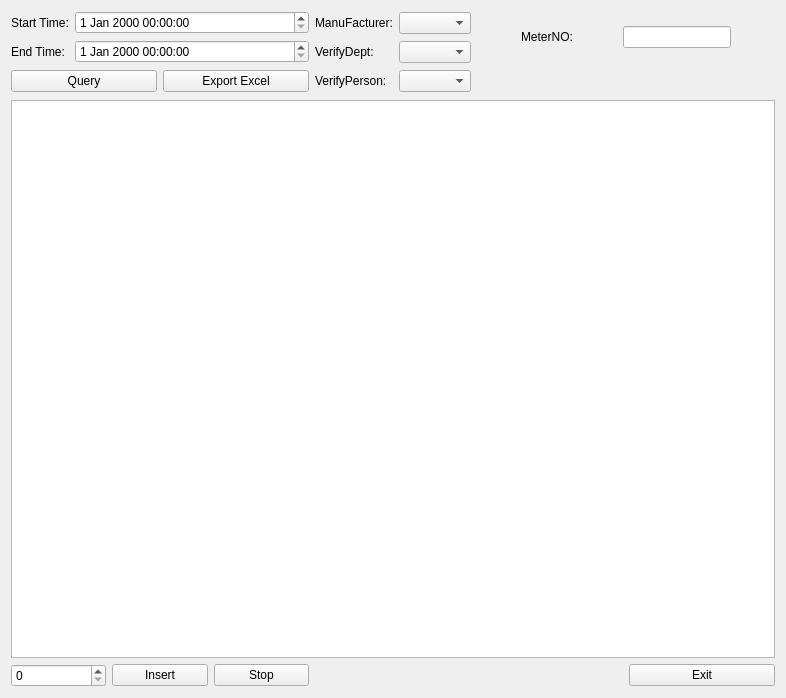
Old version of the form source/resultquery/ui/cmb_result.ui in the repository flimmy78/qtverify.
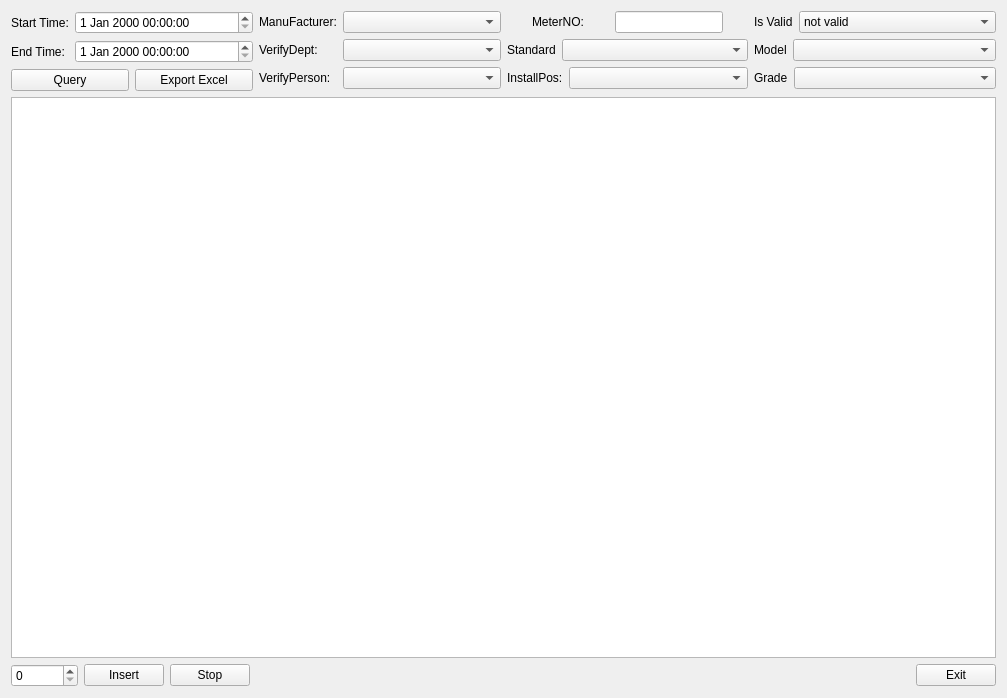
New version of the form.

Commit message: 组合检定增加查询条件

Diff of the .ui file:
```diff
--- a/source/resultquery/ui/cmb_result.ui
+++ b/source/resultquery/ui/cmb_result.ui
@@ -6,15 +6,19 @@
    <rect>
     <x>0</x>
     <y>0</y>
-    <width>786</width>
+    <width>1007</width>
     <height>698</height>
    </rect>
   </property>
   <property name="windowTitle">
    <string>Combine Verify Result</string>
   </property>
-  <layout class="QGridLayout" name="gridLayout_4">
-   <item row="0" column="0" colspan="2">
+  <layout class="QVBoxLayout" name="verticalLayout_4">
+   <item>
+    <layout class="QHBoxLayout" name="horizontalLayout_9">
+     <item>
+      <layout class="QVBoxLayout" name="verticalLayout_2">
+       <item>
     <layout class="QGridLayout" name="gridLayout">
      <item row="0" column="0">
       <widget class="QLabel" name="label">
@@ -50,7 +54,33 @@
      </item>
     </layout>
    </item>
-   <item row="0" column="2" rowspan="2">
+       <item>
+        <layout class="QHBoxLayout" name="horizontalLayout_6">
+         <item>
+          <widget class="QPushButton" name="btnQuery">
+           <property name="sizePolicy">
+            <sizepolicy hsizetype="Preferred" vsizetype="Fixed">
+             <horstretch>0</horstretch>
+             <verstretch>0</verstretch>
+            </sizepolicy>
+           </property>
+           <property name="text">
+            <string>Query</string>
+           </property>
+          </widget>
+         </item>
+         <item>
+          <widget class="QPushButton" name="btnExport">
+           <property name="text">
+            <string>Export Excel</string>
+           </property>
+          </widget>
+         </item>
+        </layout>
+       </item>
+      </layout>
+     </item>
+     <item>
     <layout class="QGridLayout" name="gridLayout_2">
      <item row="0" column="0">
       <widget class="QLabel" name="label_4">
@@ -123,9 +153,11 @@
      </item>
     </layout>
    </item>
-   <item row="0" column="3" colspan="2">
-    <layout class="QGridLayout" name="gridLayout_3">
-     <item row="0" column="0">
+     <item>
+      <layout class="QVBoxLayout" name="verticalLayout">
+       <item>
+        <layout class="QHBoxLayout" name="horizontalLayout_4">
+         <item>
       <widget class="QLabel" name="label_6">
        <property name="sizePolicy">
         <sizepolicy hsizetype="Fixed" vsizetype="Fixed">
@@ -138,7 +170,7 @@
        </property>
       </widget>
      </item>
-     <item row="0" column="1">
+         <item>
       <widget class="QLineEdit" name="lnEditMeterNO">
        <property name="sizePolicy">
         <sizepolicy hsizetype="Fixed" vsizetype="Fixed">
@@ -150,46 +182,161 @@
      </item>
     </layout>
    </item>
-   <item row="1" column="0">
-    <widget class="QPushButton" name="btnQuery">
+       <item>
+        <layout class="QHBoxLayout" name="horizontalLayout_3">
+         <item>
+          <widget class="QLabel" name="label_11">
+           <property name="sizePolicy">
+            <sizepolicy hsizetype="Fixed" vsizetype="Fixed">
+             <horstretch>0</horstretch>
+             <verstretch>0</verstretch>
+            </sizepolicy>
+           </property>
+           <property name="text">
+            <string>Standard</string>
+           </property>
+          </widget>
+         </item>
+         <item>
+          <widget class="QComboBox" name="cmbStandard"/>
+         </item>
+        </layout>
+       </item>
+       <item>
+        <layout class="QHBoxLayout" name="horizontalLayout_2">
+         <item>
+          <widget class="QLabel" name="label_8">
+           <property name="sizePolicy">
+            <sizepolicy hsizetype="Fixed" vsizetype="Preferred">
+             <horstretch>0</horstretch>
+             <verstretch>0</verstretch>
+            </sizepolicy>
+           </property>
+           <property name="text">
+            <string>InstallPos:</string>
+           </property>
+          </widget>
+         </item>
+         <item>
+          <widget class="QComboBox" name="cmbInstallPos">
      <property name="sizePolicy">
       <sizepolicy hsizetype="Preferred" vsizetype="Fixed">
        <horstretch>0</horstretch>
        <verstretch>0</verstretch>
       </sizepolicy>
      </property>
+           <property name="currentIndex">
+            <number>2</number>
+           </property>
+           <item>
      <property name="text">
-      <string>Query</string>
-     </property>
-    </widget>
-   </item>
-   <item row="1" column="1">
-    <widget class="QPushButton" name="btnExport">
+             <string>In</string>
+            </property>
+           </item>
+           <item>
+            <property name="text">
+             <string>Out</string>
+            </property>
+           </item>
+           <item>
+            <property name="text">
+             <string/>
+            </property>
+           </item>
+          </widget>
+         </item>
+        </layout>
+       </item>
+      </layout>
+     </item>
+     <item>
+      <layout class="QVBoxLayout" name="verticalLayout_3">
+       <item>
+        <layout class="QHBoxLayout" name="horizontalLayout_7">
+         <item>
+          <widget class="QLabel" name="label_9">
+           <property name="sizePolicy">
+            <sizepolicy hsizetype="Fixed" vsizetype="Fixed">
+             <horstretch>0</horstretch>
+             <verstretch>0</verstretch>
+            </sizepolicy>
+           </property>
      <property name="text">
-      <string>Export Excel</string>
+            <string>Is Valid</string>
      </property>
     </widget>
    </item>
-   <item row="1" column="3">
-    <spacer name="verticalSpacer">
-     <property name="orientation">
-      <enum>Qt::Vertical</enum>
-     </property>
-     <property name="sizeType">
-      <enum>QSizePolicy::Preferred</enum>
-     </property>
-     <property name="sizeHint" stdset="0">
-      <size>
-       <width>20</width>
-       <height>25</height>
-      </size>
-     </property>
-    </spacer>
-   </item>
-   <item row="2" column="0" colspan="5">
+         <item>
+          <widget class="QComboBox" name="cmbIsValid">
+           <item>
+            <property name="text">
+             <string>not valid</string>
+            </property>
+           </item>
+           <item>
+            <property name="text">
+             <string>valid</string>
+            </property>
+           </item>
+           <item>
+            <property name="text">
+             <string/>
+            </property>
+           </item>
+          </widget>
+         </item>
+        </layout>
+       </item>
+       <item>
+        <layout class="QHBoxLayout" name="horizontalLayout_8">
+         <item>
+          <widget class="QLabel" name="label_10">
+           <property name="sizePolicy">
+            <sizepolicy hsizetype="Fixed" vsizetype="Fixed">
+             <horstretch>0</horstretch>
+             <verstretch>0</verstretch>
+            </sizepolicy>
+           </property>
+           <property name="text">
+            <string>Model</string>
+           </property>
+          </widget>
+         </item>
+         <item>
+          <widget class="QComboBox" name="cmbModel"/>
+         </item>
+        </layout>
+       </item>
+       <item>
+        <layout class="QHBoxLayout" name="horizontalLayout_10">
+         <item>
+          <widget class="QLabel" name="label_12">
+           <property name="sizePolicy">
+            <sizepolicy hsizetype="Fixed" vsizetype="Fixed">
+             <horstretch>0</horstretch>
+             <verstretch>0</verstretch>
+            </sizepolicy>
+           </property>
+           <property name="text">
+            <string>Grade</string>
+           </property>
+          </widget>
+         </item>
+         <item>
+          <widget class="QComboBox" name="cmbGrade"/>
+         </item>
+        </layout>
+       </item>
+      </layout>
+     </item>
+    </layout>
+   </item>
+   <item>
     <widget class="QTableView" name="tableView"/>
    </item>
-   <item row="3" column="0" colspan="2">
+   <item>
+    <layout class="QHBoxLayout" name="horizontalLayout_5">
+     <item>
     <layout class="QHBoxLayout" name="horizontalLayout">
      <item>
       <widget class="QSpinBox" name="spinBoxNums">
@@ -214,7 +361,7 @@
      </item>
     </layout>
    </item>
-   <item row="3" column="2" colspan="2">
+     <item>
     <spacer name="horizontalSpacer_2">
      <property name="orientation">
       <enum>Qt::Horizontal</enum>
@@ -227,7 +374,7 @@
      </property>
     </spacer>
    </item>
-   <item row="3" column="4">
+     <item>
     <widget class="QPushButton" name="btnExit">
      <property name="sizePolicy">
       <sizepolicy hsizetype="Preferred" vsizetype="Fixed">
@@ -239,6 +386,8 @@
       <string>Exit</string>
      </property>
     </widget>
+     </item>
+    </layout>
    </item>
   </layout>
  </widget>
```
Lines whose indentation alone changed are shown as unchanged. The commit also changes 1 other file.
